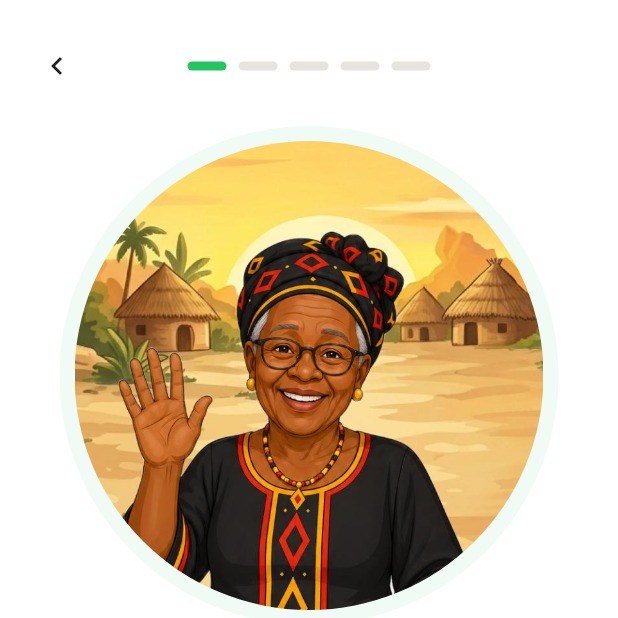
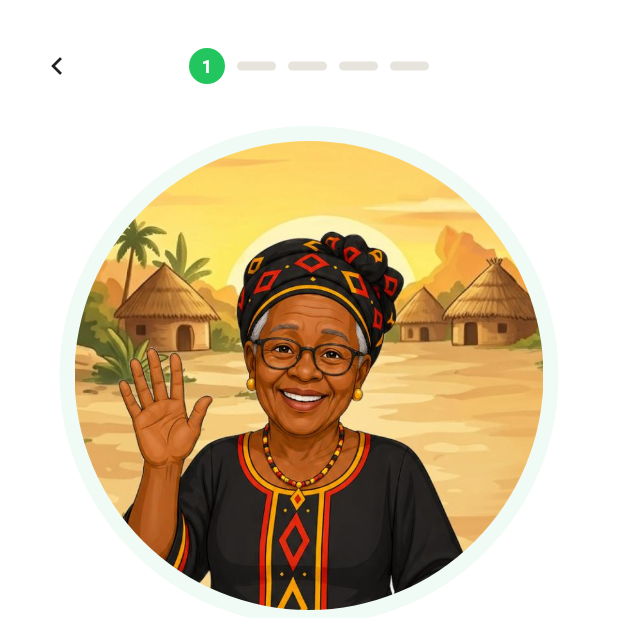
Before and after one commit to ngumcbrightazongwa-ops/Abo-n-M-nkpe-n-, a Flutter app: the GoalSelectionScreen screen opened by its route, after a tap on the "chevron left" icon, on a phone screen of 412 x 824 dp, the top half of it. Run offline on Flutter 3.47's test engine with Material 3 defaults, Android fonts, the phone set to English and light mode, and no system bars; our stand-ins replace flutter_riverpod, flutter_svg, go_router, just_audio, permission_handler.

Commit message:
feat(onboarding): enhance step indicator and improve aha moment screen layout
- Update step indicator to show current step as numbered circle for better clarity
- Make aha moment screen scrollable and fix button positioning at bottom
- Add new character image asset for onboarding flow

```diff
--- a/lib/features/onboarding/presentation/screens/goal_selection_screen.dart
+++ b/lib/features/onboarding/presentation/screens/goal_selection_screen.dart
@@ -197,15 +197,34 @@ class _StepIndicator extends StatelessWidget {
       mainAxisSize: MainAxisSize.min,
       children: [
         for (var i = 0; i < count; i++) ...[
-          AnimatedContainer(
-            duration: const Duration(milliseconds: 200),
-            width: 26,
-            height: 6,
-            decoration: BoxDecoration(
-              color: i <= index ? AppColors.primaryGreen : AppColors.border,
-              borderRadius: BorderRadius.circular(999),
+          if (i == index)
+            Container(
+              width: 24,
+              height: 24,
+              decoration: const BoxDecoration(
+                color: AppColors.primaryGreen,
+                shape: BoxShape.circle,
+              ),
+              child: Center(
+                child: Text(
+                  '${i + 1}',
+                  style: const TextStyle(
+                    color: Colors.white,
+                    fontWeight: FontWeight.w700,
+                    fontSize: 12,
+                  ),
+                ),
+              ),
+            )
+          else
+            Container(
+              width: 26,
+              height: 6,
+              decoration: BoxDecoration(
+                color: i < index ? AppColors.primaryGreen : AppColors.border,
+                borderRadius: BorderRadius.circular(999),
+              ),
             ),
-          ),
           if (i != count - 1) const SizedBox(width: 8),
         ],
       ],
--- a/lib/features/onboarding/presentation/screens/name_input_screen.dart
+++ b/lib/features/onboarding/presentation/screens/name_input_screen.dart
@@ -224,15 +224,34 @@ class _StepIndicator extends StatelessWidget {
       mainAxisSize: MainAxisSize.min,
       children: [
         for (var i = 0; i < count; i++) ...[
-          AnimatedContainer(
-            duration: const Duration(milliseconds: 200),
-            width: 26,
-            height: 6,
-            decoration: BoxDecoration(
-              color: i <= index ? AppColors.primaryGreen : AppColors.border,
-              borderRadius: BorderRadius.circular(999),
+          if (i == index)
+            Container(
+              width: 24,
+              height: 24,
+              decoration: const BoxDecoration(
+                color: AppColors.primaryGreen,
+                shape: BoxShape.circle,
+              ),
+              child: Center(
+                child: Text(
+                  '${i + 1}',
+                  style: const TextStyle(
+                    color: Colors.white,
+                    fontWeight: FontWeight.w700,
+                    fontSize: 12,
+                  ),
+                ),
+              ),
+            )
+          else
+            Container(
+              width: 26,
+              height: 6,
+              decoration: BoxDecoration(
+                color: i < index ? AppColors.primaryGreen : AppColors.border,
+                borderRadius: BorderRadius.circular(999),
+              ),
             ),
-          ),
           if (i != count - 1) const SizedBox(width: 8),
         ],
       ],
```
Also changed, not shown: lib/features/onboarding/presentation/screens/aha_moment_screen.dart (+45 -17 lines), assets/characters/child_thinking.jpg (added).
